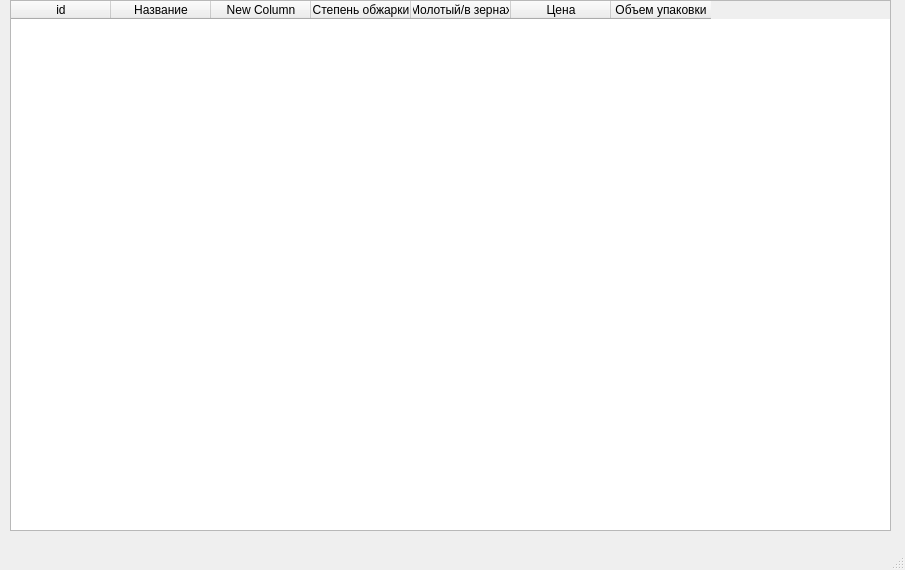
Above: main.ui from Nikola4667636/coffee before the change. Below: the same form after it.
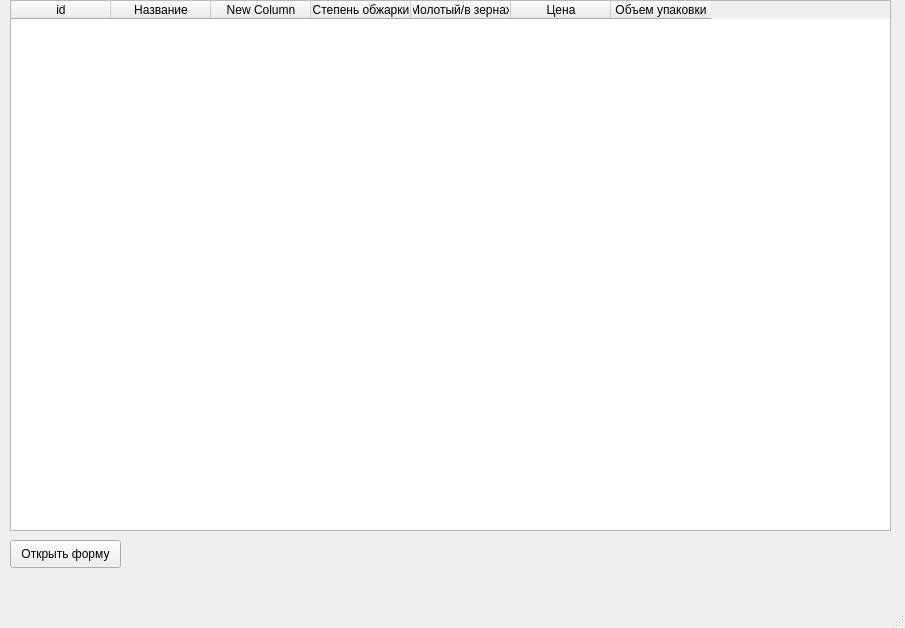
That is the form after the change.

Commit message: Вывод кофе в таблицу с помощью отдельной формы

Diff of the .ui file:
```diff
--- a/main.ui
+++ b/main.ui
@@ -7,7 +7,7 @@
     <x>0</x>
     <y>0</y>
     <width>905</width>
-    <height>570</height>
+    <height>628</height>
    </rect>
   </property>
   <property name="windowTitle">
@@ -59,6 +59,19 @@
      </property>
     </column>
    </widget>
+   <widget class="QPushButton" name="button_open_form">
+    <property name="geometry">
+     <rect>
+      <x>10</x>
+      <y>540</y>
+      <width>111</width>
+      <height>28</height>
+     </rect>
+    </property>
+    <property name="text">
+     <string>Открыть форму</string>
+    </property>
+   </widget>
   </widget>
   <widget class="QMenuBar" name="menubar">
    <property name="geometry">
```
The commit also changes 3 other files.
